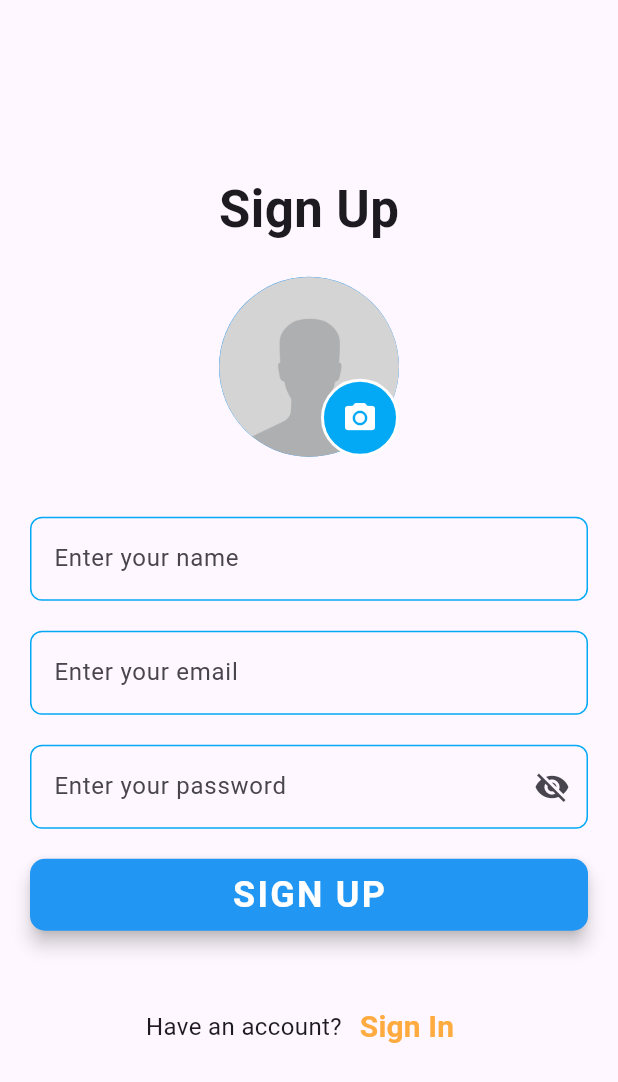
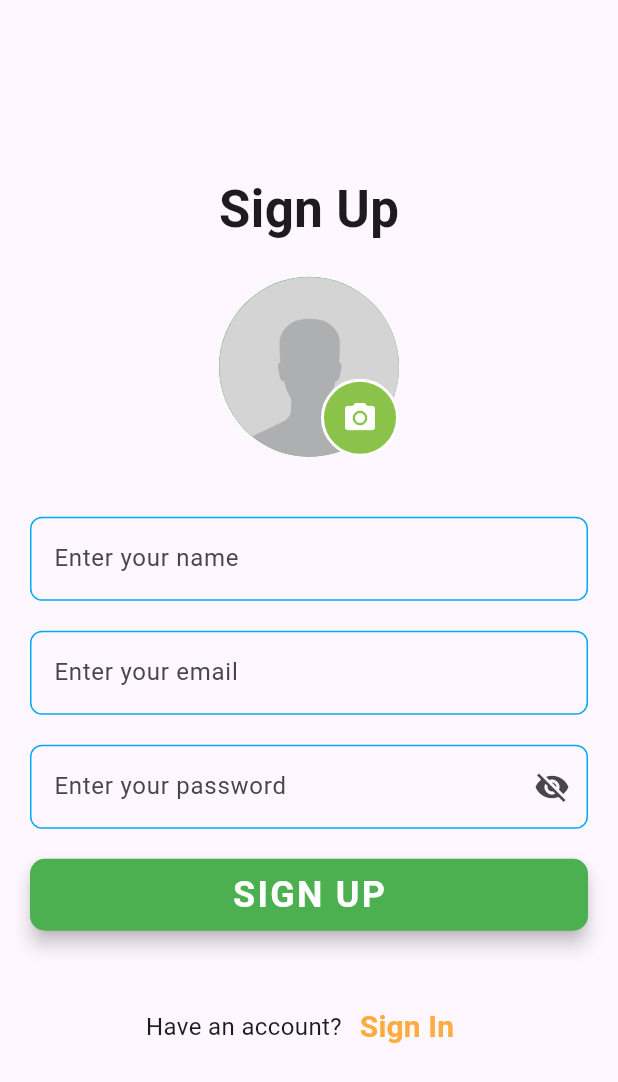
Before and after one commit to JakJaj/szachy.pl, a Flutter app: the SignUpScreen screen opened by its route, on a phone screen of 412 x 824 dp. Shown: the top 1082 px of the screen. Run offline on Flutter 3.47's test engine with Material 3 defaults, Android fonts, the phone set to English and light mode, and no system bars; our stand-ins replace cloud_firestore, firebase_auth, firebase_core, firebase_storage, image_cropper, image_picker and 1 more; missing offline and left inert: bishop, square_bishop, squares, stockfish; accounts and stored records are empty; generated files the repository leaves out were written again.

Commit message:
change colors to green

```diff
--- a/lib/authentication/login_screen.dart
+++ b/lib/authentication/login_screen.dart
@@ -61,8 +61,6 @@ class _LoginScreenState extends State<LoginScreen> {
           navigate(isSignedIn: true);
 
       } else {
-        // TODO navigate to user information
-
           showSnackBar(context: context, content: "Wrong credentials");
           navigate(isSignedIn: false);
 
@@ -140,6 +138,7 @@ class _LoginScreenState extends State<LoginScreen> {
                   decoration: textFormDecoration.copyWith(
                     labelText: 'Enter your password',
                     hintText: 'Enter your password',
+                    fillColor: Colors.green,
                     suffixIcon: IconButton(
                       onPressed: () {
                         setState(() {
--- a/lib/authentication/sign_up_screen.dart
+++ b/lib/authentication/sign_up_screen.dart
@@ -178,7 +178,7 @@ class _SignUpScreenState extends State<SignUpScreen> {
                         children: [
                           CircleAvatar(
                             radius: 60,
-                            backgroundColor: Colors.blue,
+                            backgroundColor: Colors.green,
                             backgroundImage:
                                 FileImage(File(finalFileImage!.path)),
                           ),
@@ -187,7 +187,7 @@ class _SignUpScreenState extends State<SignUpScreen> {
                             right: 0,
                             child: Container(
                               decoration: BoxDecoration(
-                                  color: Colors.lightBlue,
+                                  color: Colors.lightGreen,
                                   border:
                                       Border.all(width: 2, color: Colors.white),
                                   borderRadius: BorderRadius.circular(35)),
@@ -212,7 +212,7 @@ class _SignUpScreenState extends State<SignUpScreen> {
                         children: [
                           CircleAvatar(
                             radius: 60,
-                            backgroundColor: Colors.blue,
+                            backgroundColor: Colors.green,
                             backgroundImage: AssetImage(AssetsManager.userIcon),
                           ),
                           Positioned(
@@ -220,7 +220,7 @@ class _SignUpScreenState extends State<SignUpScreen> {
                             right: 0,
                             child: Container(
                               decoration: BoxDecoration(
-                                  color: Colors.lightBlue,
+                                  color: Colors.lightGreen,
                                   border:
                                       Border.all(width: 2, color: Colors.white),
                                   borderRadius: BorderRadius.circular(35)),
@@ -250,6 +250,7 @@ class _SignUpScreenState extends State<SignUpScreen> {
                   maxLength: 25,
                   maxLines: 1,
                   decoration: textFormDecoration.copyWith(
+                    fillColor: Colors.green,
                     counterText: '',
                     labelText: 'Enter your name',
                     hintText: 'Enter your name',
@@ -273,6 +274,7 @@ class _SignUpScreenState extends State<SignUpScreen> {
                   textInputAction: TextInputAction.next,
                   maxLines: 1,
                   decoration: textFormDecoration.copyWith(
+                    fillColor: Colors.green,
                     labelText: 'Enter your email',
                     hintText: 'Enter your email',
                   ),
@@ -296,6 +298,7 @@ class _SignUpScreenState extends State<SignUpScreen> {
                 TextFormField(
                   textInputAction: TextInputAction.done,
                   decoration: textFormDecoration.copyWith(
+                    fillColor: Colors.green,
                     labelText: 'Enter your password',
                     hintText: 'Enter your password',
                     suffixIcon: IconButton(
--- a/lib/main.dart
+++ b/lib/main.dart
@@ -33,7 +33,7 @@
   @override
   Widget build(BuildContext context) {
     return MaterialApp(
-      title: 'Flutter Demo',
+      title: 'Szachy.pl',
       debugShowCheckedModeBanner: false,
       theme: ThemeData(
         colorScheme: ColorScheme.fromSeed(seedColor: Colors.deepPurple),
--- a/lib/main_screens/game_screen.dart
+++ b/lib/main_screens/game_screen.dart
@@ -276,9 +276,9 @@ class _GameScreenState extends State<GameScreen> {
       },
       child: Scaffold(
         appBar: AppBar(
-          backgroundColor: Colors.blue,
+          backgroundColor: Colors.green,
           title: const Text(
-            'Flutter Chess',
+            'Szachy.pl',
             style: TextStyle(color: Colors.white),
           ),
           actions: [
--- a/lib/main_screens/game_start_up_screen.dart
+++ b/lib/main_screens/game_start_up_screen.dart
@@ -29,7 +29,7 @@ class _GameStartUpScreenState extends State<GameStartUpScreen> {
   Widget build(BuildContext context) {
     return Scaffold(
       appBar: AppBar(
-        backgroundColor: Colors.blue,
+        backgroundColor: Colors.green,
         title: const Text(
           'Setup Game',
           style: TextStyle(color: Colors.white),
@@ -178,6 +178,7 @@ class _GameStartUpScreenState extends State<GameStartUpScreen> {
                               ),
                               GameLevelRadioButton(
                                   title: GameDifficulty.medium.name,
+
                                   value: GameDifficulty.medium,
                                   groupValue: gameProvider.gameDifficulty,
                                   onChanged: (value) {
@@ -210,6 +211,9 @@ class _GameStartUpScreenState extends State<GameStartUpScreen> {
                           playGame(gameProvider: gameProvider);
                         },
                         child: Text('Play'),
+                        style: ElevatedButton.styleFrom(
+                          textStyle: const TextStyle(color: Colors.green)
+                        )
                       ),
 
                 const SizedBox(
--- a/lib/main_screens/game_time_screen.dart
+++ b/lib/main_screens/game_time_screen.dart
@@ -20,7 +20,7 @@ class _GameTimeScreenState extends State<GameTimeScreen> {
     print('VS VALUE: ${gameProvider.vsComputer}');
     return Scaffold(
       appBar: AppBar(
-        backgroundColor: Colors.blue,
+        backgroundColor: Colors.green,
         title: const Text(
           'Choose Game time',
           style: TextStyle(color: Colors.white),
--- a/lib/main_screens/home_screen.dart
+++ b/lib/main_screens/home_screen.dart
@@ -19,9 +19,9 @@ class _HomeScreenState extends State<HomeScreen> {
     final gameProvider = context.read<GameProvider>();
     return Scaffold(
       appBar: AppBar(
-        backgroundColor: Colors.blue,
+        backgroundColor: Colors.green,
         title: const Text(
-          'Flutter Chess',
+          'Szachy.pl',
           style: TextStyle(color: Colors.white),
         ),
       ),
--- a/lib/widgets/main_auth_button.dart
+++ b/lib/widgets/main_auth_button.dart
@@ -16,7 +16,7 @@ class MainAuthButton extends StatelessWidget {
   Widget build(BuildContext context) {
     return Material(
       elevation: 5,
-      color: Colors.blue,
+      color: Colors.green,
       borderRadius: BorderRadius.circular(10),
       child: MaterialButton(
         onPressed: onPressed,
```
Also changed, not shown: lib/main_screens/profile_screen.dart (+6 -3 lines).
